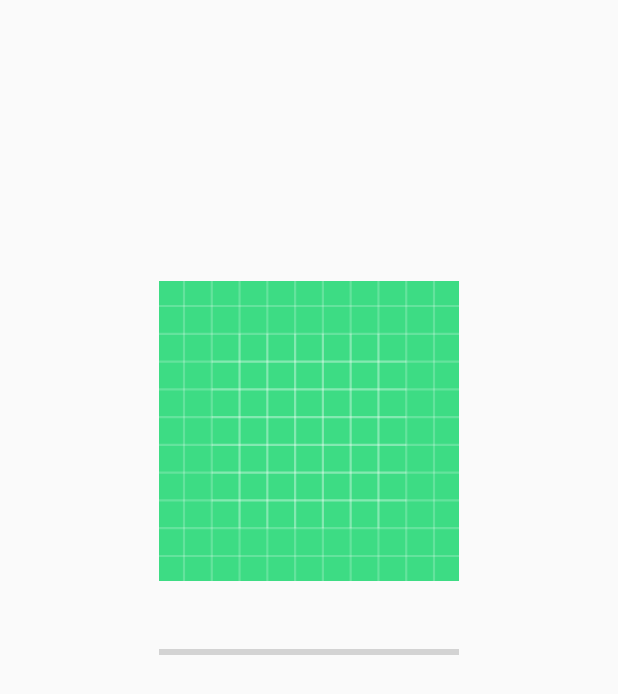
After one commit to Stefano41Dev/dam1-yachayfood, an Android app built with Jetpack Compose: the layout activity_splash_inicio.xml on its own in the app's theme, with its tools: preview values and no code run, on a phone screen of 412 x 824 dp. The commit adds this screen. Shown: the top 694 px of the screen. Run offline under Robolectric (Android 15) with nearby library versions, the phone set to English and light mode, and no system bars.

Commit message:
se añadio el splash y ordenaron directorios

```diff
--- a/app/src/main/java/com/example/yachayfood/data/api/api.kt
+++ /dev/null
@@ -1 +0,0 @@
-package com.example.yachayfood.data.api
--- a/app/src/main/java/com/example/yachayfood/data/repository/repository.kt
+++ /dev/null
@@ -1 +0,0 @@
-package com.example.yachayfood.data.repository
--- a/app/src/main/java/com/example/yachayfood/data/models/Nutriente.kt
+++ b/app/src/main/java/com/example/yachayfood/models/Nutriente.kt
@@ -1,4 +1,4 @@
-package com.example.yachayfood.data.models
+package com.example.yachayfood.models
 
 data class Nutriente (
     val carbohidratos: Double,
--- a/app/src/main/java/com/example/yachayfood/data/models/Producto.kt
+++ b/app/src/main/java/com/example/yachayfood/models/Producto.kt
@@ -1,4 +1,4 @@
-package com.example.yachayfood.data.models
+package com.example.yachayfood.models
 
 data class Producto (
     val codigoProducto: String,
--- /dev/null
+++ b/app/src/main/java/com/example/yachayfood/network/api.kt
@@ -0,0 +1 @@
+package com.example.yachayfood.network
--- /dev/null
+++ b/app/src/main/java/com/example/yachayfood/repository/repository.kt
@@ -0,0 +1 @@
+package com.example.yachayfood.repository
--- a/app/src/main/java/com/example/yachayfood/ui/view/pagina_principal/PaginaPrincipalViewModel.kt
+++ /dev/null
@@ -1,4 +0,0 @@
-package com.example.yachayfood.ui.view.pagina_principal
-
-class PaginaPrincipalViewModel {
-}
--- a/app/src/main/res/layout/pantalla_principal.xml
+++ b/app/src/main/res/layout/activity_pantalla_principal.xml
@@ -5,7 +5,7 @@
     android:layout_width="match_parent"
     android:layout_height="match_parent"
     android:background="#F5F5F5"
-    tools:context=".ui.view.pagina_principal.PaginaPrincipalView"> <!-- Añade tools:context para el preview -->
+    tools:context=".ui.view.pantalla_principal.PantallaPrincipalView"> <!-- Añade tools:context para el preview -->
 
     <!-- Título Principal "YachayFood" -->
     <TextView
--- /dev/null
+++ b/app/src/main/res/layout/activity_splash_inicio.xml
@@ -0,0 +1,33 @@
+<?xml version="1.0" encoding="utf-8"?>
+<androidx.constraintlayout.widget.ConstraintLayout xmlns:android="http://schemas.android.com/apk/res/android"
+    xmlns:tools="http://schemas.android.com/tools"
+    android:layout_width="match_parent"
+    android:layout_height="match_parent"
+    xmlns:app="http://schemas.android.com/apk/res-auto">
+    <ImageView
+        android:id="@+id/imgLogoSplash"
+        android:layout_width="200dp"
+        android:layout_height="200dp"
+        android:src="@drawable/ic_launcher_background"
+        app:layout_constraintEnd_toEndOf="parent"
+        app:layout_constraintStart_toStartOf="parent"
+        app:layout_constraintTop_toTopOf="parent"
+        app:layout_constraintBottom_toBottomOf="parent"
+        app:layout_constraintVertical_bias="0.3"
+        />
+
+    <ProgressBar
+        android:id="@+id/progressBar"
+        style="?android:attr/progressBarStyleHorizontal"
+        android:layout_width="200dp"
+        android:layout_height="10dp"
+        android:max="100"
+        android:progress="0"
+        app:layout_constraintTop_toBottomOf="@+id/imgLogoSplash"
+        app:layout_constraintStart_toStartOf="parent"
+        app:layout_constraintEnd_toEndOf="parent"
+        app:layout_constraintBottom_toBottomOf="parent"
+        app:layout_constraintVertical_bias="0.1"
+        />
+
+</androidx.constraintlayout.widget.ConstraintLayout>
```
Also changed, not shown: app/src/main/AndroidManifest.xml (+6 -4 lines), app/src/main/java/com/example/yachayfood/MainActivity.kt (deleted, +0 -22 lines), app/src/main/java/com/example/yachayfood/ui/view/escanear_producto/EscanearProductoActivity.kt (renamed from app/src/main/java/com/example/yachayfood/EscanearProductoActivity.kt, +6 -3 lines), app/src/main/java/com/example/yachayfood/ui/view/pagina_principal/PaginaPrincipalView.kt (deleted, +0 -27 lines), app/src/main/java/com/example/yachayfood/ui/view/pantalla_principal/PantallaPrincipalView.kt (added, +40 -0 lines), app/src/main/java/com/example/yachayfood/ui/view/splash/SplashView.kt (added, +35 -0 lines), app/src/main/java/com/example/yachayfood/ui/view/splash/SplashViewModel.kt (added, +35 -0 lines), app/src/main/res/layout/activity_main.xml (deleted, +0 -41 lines).
